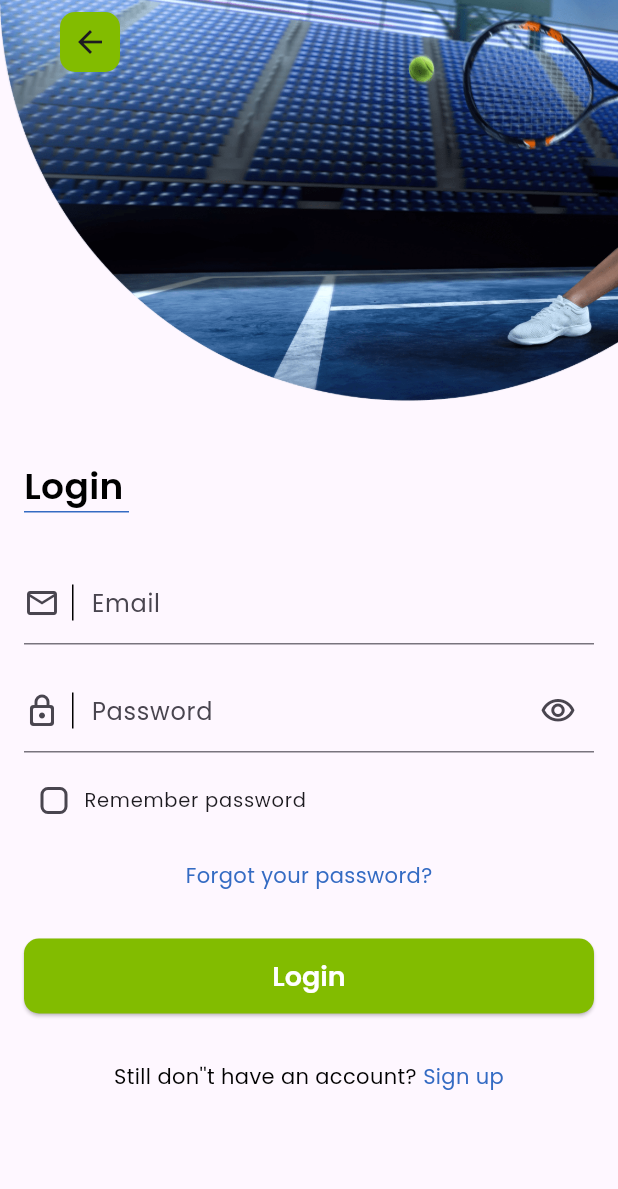
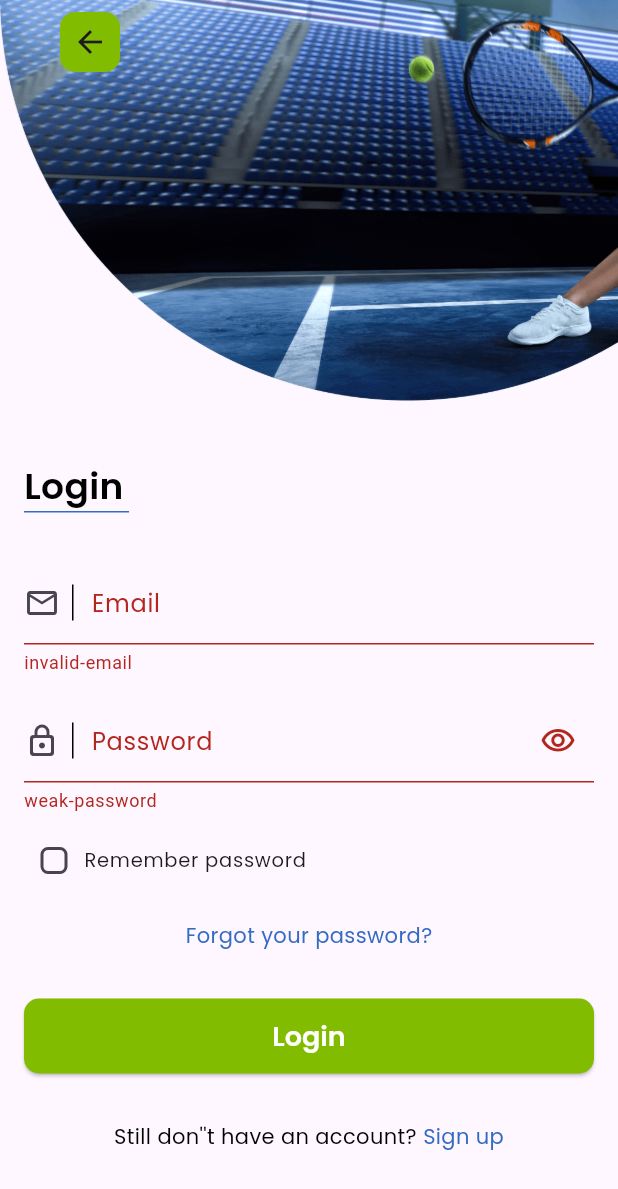
Before and after one commit to astudilloalex/flutter-local-tenis-court, a Flutter app: the SignInPage screen opened by its route, after a tap on the "arrow back" icon, after a tap on "Sign in", after a tap on "Login", on a phone screen of 412 x 824 dp. Shown: the top 1189 px of the screen. Run offline on Flutter 3.47's test engine with Material 3 defaults, Android fonts, the light colour scheme and no system bars; our stand-ins replace equatable, flutter_bloc, flutter_svg, fpdart, get_it, go_router and 2 more; missing offline and left inert: bcrypt; accounts and stored records are empty; generated files the repository leaves out were written again.

Commit message:
feat(ui): FT(1) Add sign in page

```diff
--- a/lib/app/domain/failure.dart
+++ b/lib/app/domain/failure.dart
@@ -1,4 +1,6 @@
-class Failure {
+import 'package:equatable/equatable.dart';
+
+class Failure extends Equatable {
   const Failure({
     required this.code,
     this.message,
@@ -6,4 +8,13 @@ class Failure {
 
   final String code;
   final String? message;
+
+  @override
+  // TODO: implement props
+  List<Object?> get props {
+    return [
+      code,
+      message,
+    ];
+  }
 }
--- a/lib/l10n/app_en.arb
+++ b/lib/l10n/app_en.arb
@@ -17,5 +17,7 @@
     "signUp": "Sign up",
     "@signUp": {},
     "stillDoNotHaveAnAccount": "Still don''t have an account?",
-    "@stillDoNotHaveAnAccount": {}
+    "@stillDoNotHaveAnAccount": {},
+    "userNotFound": "User not found",
+    "@userNotFound": {}
 }
--- a/lib/l10n/app_es.arb
+++ b/lib/l10n/app_es.arb
@@ -17,5 +17,7 @@
     "signUp": "Regístrate",
     "@signUp": {},
     "stillDoNotHaveAnAccount": "¿Aún no tienes cuenta?",
-    "@stillDoNotHaveAnAccount": {}
+    "@stillDoNotHaveAnAccount": {},
+    "userNotFound": "Usuario no encontrado",
+    "@userNotFound": {}
 }
--- a/lib/ui/pages/sign_in/blocs/sign_in_bloc.dart
+++ b/lib/ui/pages/sign_in/blocs/sign_in_bloc.dart
@@ -2,9 +2,13 @@ import 'dart:developer';
 
 import 'package:flutter/material.dart';
 import 'package:flutter_bloc/flutter_bloc.dart';
+import 'package:fpdart/fpdart.dart';
+import 'package:tenis_court/app/domain/failure.dart';
 import 'package:tenis_court/src/user/application/user_service.dart';
+import 'package:tenis_court/src/user/domain/user.dart';
 import 'package:tenis_court/ui/pages/sign_in/blocs/sign_in_event.dart';
 import 'package:tenis_court/ui/pages/sign_in/blocs/sign_in_state.dart';
+import 'package:tenis_court/ui/utils/util.dart';
 
 class SignInBloc extends Bloc<SignInEvent, SignInState> {
   SignInBloc({
@@ -12,10 +16,12 @@ class SignInBloc extends Bloc<SignInEvent, SignInState> {
   }) : super(const SignInStateInitial()) {
     log('SignInBloc created', name: 'SignInBloc');
     on<SignInEventRememberMeToggled>(_onSignInEventRememberMeToggled);
+    on<SignInEventSubmit>(_onSignInEventSubmit);
   }
 
   final UserService userService;
 
+  final GlobalKey<FormState> formKey = GlobalKey<FormState>();
   final TextEditingController emailController = TextEditingController();
   final TextEditingController passwordController = TextEditingController();
 
@@ -32,9 +38,44 @@ class SignInBloc extends Bloc<SignInEvent, SignInState> {
     Emitter<SignInState> emit,
   ) {
     emit(
-      state.copyWith(
-        rememberMe: event.rememberMe,
-      ),
+      SignInStateInitial(rememberMe: event.rememberMe),
     );
   }
+
+  Future<void> _onSignInEventSubmit(
+    SignInEventSubmit event,
+    Emitter<SignInState> emit,
+  ) async {
+    if (formKey.currentState == null || !formKey.currentState!.validate()) {
+      return;
+    }
+    emit(SignInStateLoading(rememberMe: state.rememberMe));
+    final Either<Failure, User> response =
+        await userService.signInWithEmailAndPassword(
+      email: emailController.text.trim(),
+      password: passwordController.text.trim(),
+    );
+    response.fold(
+      (l) {
+        emit(SignInStateFailure(failure: l, rememberMe: state.rememberMe));
+      },
+      (r) {
+        emit(const SignInStateSuccess());
+      },
+    );
+  }
+
+  String? validateEmail(String? value) {
+    if (value == null || !Util.isValidEmail(value)) {
+      return 'invalid-email';
+    }
+    return null;
+  }
+
+  String? validatePassword(String? value) {
+    if (value == null || !Util.isSecurePassword(value)) {
+      return 'weak-password';
+    }
+    return null;
+  }
 }
--- a/lib/ui/pages/sign_in/blocs/sign_in_event.dart
+++ b/lib/ui/pages/sign_in/blocs/sign_in_event.dart
@@ -23,3 +23,12 @@ class SignInEventRememberMeToggled extends SignInEvent {
     ];
   }
 }
+
+class SignInEventSubmit extends SignInEvent {
+  const SignInEventSubmit();
+
+  @override
+  List<Object?> get props {
+    return [];
+  }
+}
--- a/lib/ui/pages/sign_in/blocs/sign_in_state.dart
+++ b/lib/ui/pages/sign_in/blocs/sign_in_state.dart
@@ -1,4 +1,5 @@
 import 'package:equatable/equatable.dart';
+import 'package:tenis_court/app/domain/failure.dart';
 
 abstract class SignInState extends Equatable {
   const SignInState({
@@ -38,3 +39,71 @@ class SignInStateInitial extends SignInState {
     );
   }
 }
+
+class SignInStateLoading extends SignInState {
+  const SignInStateLoading({super.rememberMe});
+
+  @override
+  SignInStateLoading copyWith({
+    bool? rememberMe,
+  }) {
+    return SignInStateLoading(
+      rememberMe: rememberMe ?? this.rememberMe,
+    );
+  }
+
+  @override
+  List<Object?> get props {
+    return [
+      rememberMe,
+    ];
+  }
+}
+
+class SignInStateFailure extends SignInState {
+  const SignInStateFailure({
+    super.rememberMe,
+    required this.failure,
+  });
+
+  final Failure failure;
+
+  @override
+  SignInStateFailure copyWith({
+    bool? rememberMe,
+    Failure? failure,
+  }) {
+    return SignInStateFailure(
+      rememberMe: rememberMe ?? this.rememberMe,
+      failure: failure ?? this.failure,
+    );
+  }
+
+  @override
+  List<Object?> get props {
+    return [
+      rememberMe,
+      failure,
+    ];
+  }
+}
+
+class SignInStateSuccess extends SignInState {
+  const SignInStateSuccess({super.rememberMe});
+
+  @override
+  SignInStateSuccess copyWith({
+    bool? rememberMe,
+  }) {
+    return SignInStateSuccess(
+      rememberMe: rememberMe ?? this.rememberMe,
+    );
+  }
+
+  @override
+  List<Object?> get props {
+    return [
+      rememberMe,
+    ];
+  }
+}
--- a/lib/ui/pages/sign_in/sign_in_page.dart
+++ b/lib/ui/pages/sign_in/sign_in_page.dart
@@ -1,5 +1,8 @@
 import 'package:flutter/material.dart';
+import 'package:flutter_bloc/flutter_bloc.dart';
 import 'package:flutter_gen/gen_l10n/app_localizations.dart';
+import 'package:tenis_court/ui/pages/sign_in/blocs/sign_in_bloc.dart';
+import 'package:tenis_court/ui/pages/sign_in/blocs/sign_in_event.dart';
 import 'package:tenis_court/ui/pages/sign_in/widgets/sign_in_app_bar.dart';
 import 'package:tenis_court/ui/pages/sign_in/widgets/sign_in_form.dart';
 import 'package:tenis_court/ui/pages/sign_in/widgets/sign_in_remember_me_checkbox.dart';
@@ -72,7 +75,9 @@ class SignInPage extends StatelessWidget {
                 padding: const EdgeInsets.symmetric(horizontal: 16.0),
                 child: Center(
                   child: ElevatedButton(
-                    onPressed: () {},
+                    onPressed: () {
+                      context.read<SignInBloc>().add(const SignInEventSubmit());
+                    },
                     child: Text(
                       AppLocalizations.of(context)!.login,
                     ),
--- a/lib/ui/pages/sign_in/widgets/sign_in_app_bar.dart
+++ b/lib/ui/pages/sign_in/widgets/sign_in_app_bar.dart
@@ -1,7 +1,12 @@
 import 'package:flutter/material.dart';
+import 'package:flutter_bloc/flutter_bloc.dart';
 import 'package:go_router/go_router.dart';
 import 'package:tenis_court/app/infrastructure/sources/app_asset.dart';
+import 'package:tenis_court/ui/pages/sign_in/blocs/sign_in_bloc.dart';
+import 'package:tenis_court/ui/pages/sign_in/blocs/sign_in_state.dart';
 import 'package:tenis_court/ui/routes/route_name.dart';
+import 'package:tenis_court/ui/utils/failure_util.dart';
+import 'package:tenis_court/ui/utils/snackbar_util.dart';
 import 'package:tenis_court/ui/widgets/custom_back_button.dart';
 
 class SignInAppBar extends StatelessWidget {
@@ -9,7 +14,18 @@ class SignInAppBar extends StatelessWidget {
 
   @override
   Widget build(BuildContext context) {
-    return SliverAppBar(
+    return BlocListener<SignInBloc, SignInState>(
+      listener: (context, state) {
+        switch (state) {
+          case SignInStateFailure():
+            SnackbarUtil.showSnackbar(
+              context,
+              message: FailureUtil.map(context, state.failure),
+              type: SnackbarType.error,
+            );
+        }
+      },
+      child: SliverAppBar(
         leadingWidth: 120.0,
         leading: CustomBackButton(
           onTap: () {
@@ -24,6 +40,7 @@ class SignInAppBar extends StatelessWidget {
           ),
         ),
         pinned: true,
+      ),
     );
   }
 }
--- a/lib/ui/pages/sign_in/widgets/sign_in_form.dart
+++ b/lib/ui/pages/sign_in/widgets/sign_in_form.dart
@@ -4,6 +4,7 @@ import 'package:flutter_gen/gen_l10n/app_localizations.dart';
 import 'package:tenis_court/ui/pages/sign_in/blocs/sign_in_bloc.dart';
 import 'package:tenis_court/ui/pages/welcome/widgets/input_prefix_icon.dart';
 import 'package:tenis_court/ui/pages/welcome/widgets/password_input.dart';
+import 'package:tenis_court/ui/utils/failure_util.dart';
 
 class SignInForm extends StatelessWidget {
   const SignInForm({super.key});
@@ -11,9 +12,12 @@ class SignInForm extends StatelessWidget {
   @override
   Widget build(BuildContext context) {
     return Form(
+      autovalidateMode: AutovalidateMode.onUserInteraction,
+      key: context.read<SignInBloc>().formKey,
       child: Column(
         children: [
           TextFormField(
+            controller: context.read<SignInBloc>().emailController,
             decoration: InputDecoration(
               prefixIconConstraints: const BoxConstraints(
                 minWidth: 20.0,
@@ -23,10 +27,24 @@ class SignInForm extends StatelessWidget {
                 iconData: Icons.email_outlined,
               ),
             ),
+            validator: (value) {
+              final String? code = context.read<SignInBloc>().validateEmail(
+                    value,
+                  );
+              if (code == null) return null;
+              return FailureUtil.mapCode(context, code);
+            },
           ),
           const SizedBox(height: 16.0),
           PasswordInput(
             controller: context.read<SignInBloc>().passwordController,
+            validator: (value) {
+              final String? code = context.read<SignInBloc>().validatePassword(
+                    value,
+                  );
+              if (code == null) return null;
+              return FailureUtil.mapCode(context, code);
+            },
           ),
         ],
       ),
--- a/lib/ui/pages/welcome/widgets/password_input.dart
+++ b/lib/ui/pages/welcome/widgets/password_input.dart
@@ -6,8 +6,10 @@ class PasswordInput extends StatefulWidget {
   const PasswordInput({
     super.key,
     required this.controller,
+    this.validator,
   });
 
+  final FormFieldValidator<String>? validator;
   final TextEditingController controller;
 
   @override
@@ -40,6 +42,7 @@ class _PasswordInputState extends State<PasswordInput> {
         ),
       ),
       obscureText: !visiblePassword,
+      validator: widget.validator,
     );
   }
 }
--- /dev/null
+++ b/lib/ui/utils/failure_util.dart
@@ -0,0 +1,21 @@
+import 'package:flutter/material.dart';
+import 'package:flutter_gen/gen_l10n/app_localizations.dart';
+import 'package:tenis_court/app/domain/failure.dart';
+
+class FailureUtil {
+  const FailureUtil._();
+
+  static String map(BuildContext context, Failure failure) {
+    final Map<String, String> data = {
+      'user-not-found': AppLocalizations.of(context)!.userNotFound,
+    };
+    return data[failure.code] ?? failure.code;
+  }
+
+  static String mapCode(BuildContext context, String code) {
+    final Map<String, String> data = {
+      'user-not-found': AppLocalizations.of(context)!.userNotFound,
+    };
+    return data[code] ?? code;
+  }
+}
--- /dev/null
+++ b/lib/ui/utils/util.dart
@@ -0,0 +1,15 @@
+class Util {
+  const Util._();
+
+  static bool isValidEmail(String email) {
+    final RegExp emailRegex = RegExp(r'^[\w-\.]+@([\w-]+\.)+[\w-]{2,4}$');
+    return emailRegex.hasMatch(email);
+  }
+
+  static bool isSecurePassword(String password) {
+    final RegExp passwordRegex = RegExp(
+      r'^(?=.*[A-Za-z])(?=.*\d)(?=.*[!@#\$&*~])[A-Za-z\d!@#\$&*~]{8,}$',
+    );
+    return passwordRegex.hasMatch(password);
+  }
+}
```
Also changed, not shown: lib/ui/utils/snackbar_util.dart (added, +61 -0 lines), lib/ui/widgets/custom_snackbar.dart (added, +37 -0 lines). Lines whose indentation alone changed are shown as unchanged.
